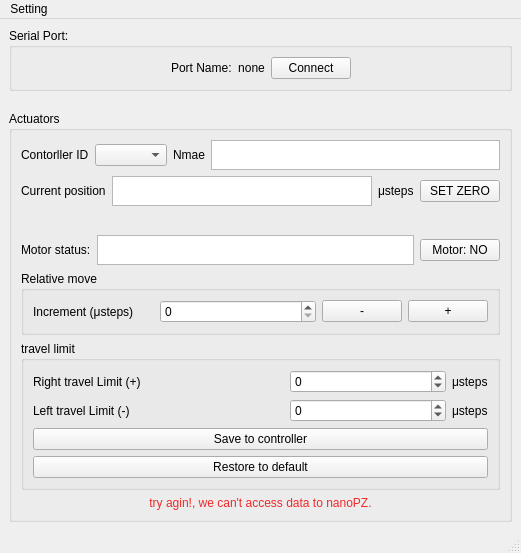
First picture: the form in mainwindow.ui, repository maruta01/NanoPiezoActuator, before the edit.
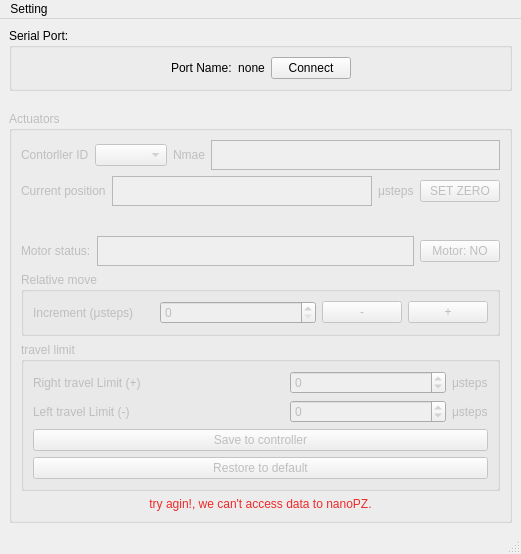
Second picture: the form after the edit.

Diff of the .ui file:
```diff
--- a/mainwindow.ui
+++ b/mainwindow.ui
@@ -7,7 +7,7 @@
     <x>0</x>
     <y>0</y>
     <width>521</width>
-    <height>553</height>
+    <height>554</height>
    </rect>
   </property>
   <property name="windowTitle">
@@ -94,6 +94,9 @@
       </item>
       <item>
        <widget class="QGroupBox" name="contorl_groupBox">
+        <property name="enabled">
+         <bool>false</bool>
+        </property>
         <property name="title">
          <string>Actuators</string>
         </property>
```
